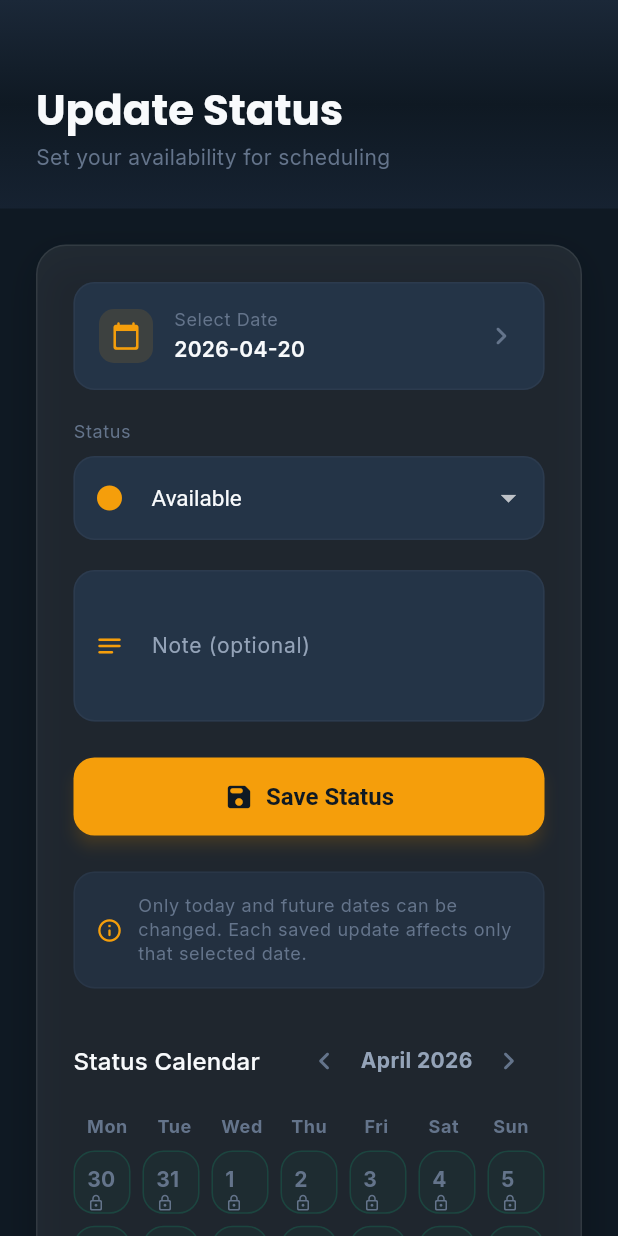
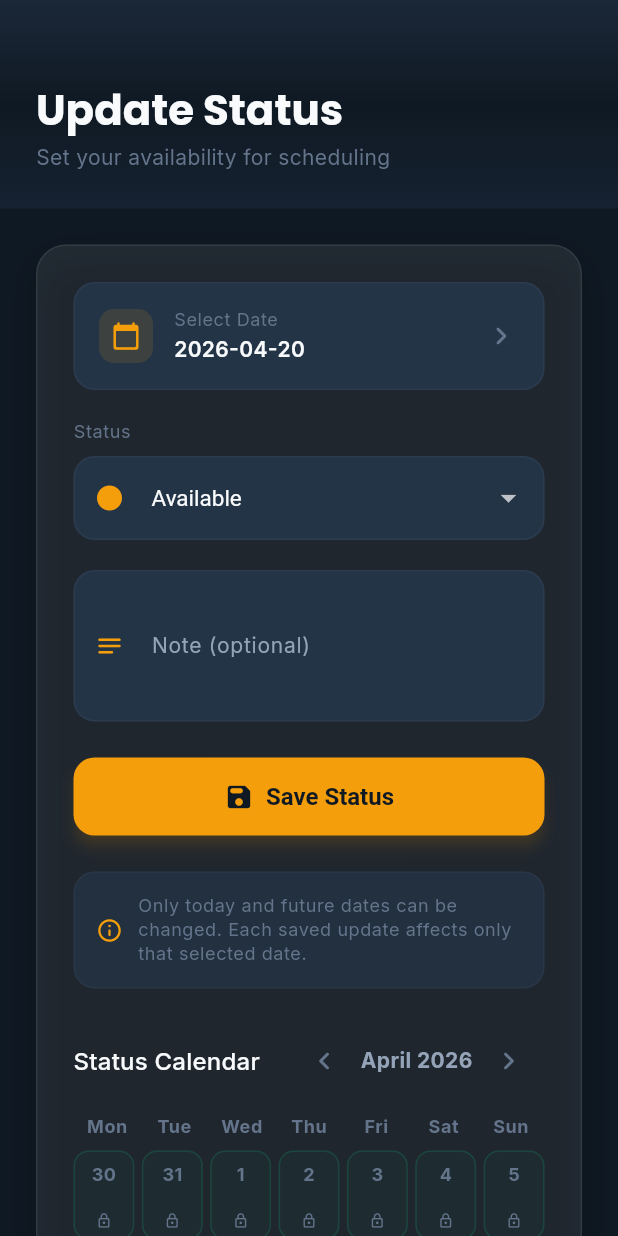
Before and after one commit to Pabi691/cjjoinery, a Flutter app: the _StatusTab widget shown alone on an empty page, opened directly with empty values, on a phone screen of 412 x 824 dp. Run offline on Flutter 3.47's test engine with Material 3 defaults, Android fonts, the phone set to English and light mode, and no system bars; our stand-ins replace flutter_map, geocoding, geolocator, google_fonts, image_picker, latlong2 and 1 more; accounts and stored records are empty.

Commit message:
ui fixed

```diff
--- a/mobile-app/lib/screens/dashboard_screen.dart
+++ b/mobile-app/lib/screens/dashboard_screen.dart
@@ -859,26 +859,26 @@ class _HomeStatusCalendar extends StatelessWidget {
 
               return Expanded(
                 child: Container(
-                  margin: const EdgeInsets.symmetric(horizontal: 3),
-                  padding:
-                      const EdgeInsets.symmetric(vertical: 12, horizontal: 6),
+                  margin: const EdgeInsets.symmetric(horizontal: 2),
+                  padding: const EdgeInsets.symmetric(vertical: 10, horizontal: 4),
                   decoration: BoxDecoration(
-                    color: _statusColor(status).withOpacity(0.12),
-                    borderRadius: BorderRadius.circular(14),
+                    color: _statusColor(status).withValues(alpha: 0.12),
+                    borderRadius: BorderRadius.circular(12),
                     border: Border.all(
                       color: isToday
                           ? AppColors.amber
-                          : _statusColor(status).withOpacity(0.2),
+                          : _statusColor(status).withValues(alpha: 0.2),
                     ),
                   ),
                   child: Column(
                     children: [
                       Text(
-                        DateFormat('E').format(day),
-                        style: Theme.of(context).textTheme.bodySmall?.copyWith(
-                              color: AppColors.textMuted,
-                              fontWeight: FontWeight.w700,
-                            ),
+                        DateFormat('EEEEE').format(day),
+                        style: const TextStyle(
+                          color: AppColors.textMuted,
+                          fontWeight: FontWeight.w700,
+                          fontSize: 11,
+                        ),
                       ),
                       const SizedBox(height: 4),
                       Text(
@@ -886,13 +886,13 @@ class _HomeStatusCalendar extends StatelessWidget {
                         style: const TextStyle(
                           color: AppColors.textPrimary,
                           fontWeight: FontWeight.w700,
-                          fontSize: 16,
+                          fontSize: 15,
                         ),
                       ),
-                      const SizedBox(height: 8),
+                      const SizedBox(height: 6),
                       Container(
-                        width: 10,
-                        height: 10,
+                        width: 8,
+                        height: 8,
                         decoration: BoxDecoration(
                           shape: BoxShape.circle,
                           color: _statusColor(status),
@@ -1362,9 +1362,9 @@ class _StatusTabState extends State<_StatusTab> {
                   itemCount: calendarDays.length,
                   gridDelegate: const SliverGridDelegateWithFixedCrossAxisCount(
                     crossAxisCount: 7,
-                    mainAxisSpacing: 8,
-                    crossAxisSpacing: 8,
-                    childAspectRatio: 0.9,
+                    mainAxisSpacing: 5,
+                    crossAxisSpacing: 5,
+                    childAspectRatio: 0.68,
                   ),
                   itemBuilder: (context, index) {
                     final day = calendarDays[index];
@@ -1373,6 +1373,14 @@ class _StatusTabState extends State<_StatusTab> {
                     final isToday = _dateKey(day) == _dateKey(DateTime.now());
                     final isSelected = _dateKey(day) == _dateKey(_selectedDate);
                     final isPast = _isPastDate(day);
+
+                    String shortStatus(String s) {
+                      switch (s.toLowerCase()) {
+                        case 'available': return 'Avail.';
+                        case 'on leave': return 'Leave';
+                        default: return s;
+                      }
+                    }
 
                     return GestureDetector(
                       onTap: isPast
@@ -1384,12 +1392,12 @@ class _StatusTabState extends State<_StatusTab> {
                               });
                             },
                       child: Container(
-                        padding: const EdgeInsets.all(8),
+                        padding: const EdgeInsets.symmetric(horizontal: 3, vertical: 6),
                         decoration: BoxDecoration(
                           color: _statusColor(status).withOpacity(
                             isPast ? 0.04 : (inMonth ? 0.14 : 0.06),
                           ),
-                          borderRadius: BorderRadius.circular(14),
+                          borderRadius: BorderRadius.circular(10),
                           border: Border.all(
                             color: isSelected
                                 ? AppColors.amber
@@ -1400,11 +1408,12 @@ class _StatusTabState extends State<_StatusTab> {
                           ),
                         ),
                         child: Column(
-                          crossAxisAlignment: CrossAxisAlignment.start,
+                          mainAxisAlignment: MainAxisAlignment.spaceBetween,
                           children: [
                             Text(
                               '${day.day}',
                               style: TextStyle(
+                                fontSize: 12,
                                 color: inMonth
                                     ? (isPast
                                         ? AppColors.textMuted
@@ -1413,21 +1422,21 @@ class _StatusTabState extends State<_StatusTab> {
                                 fontWeight: FontWeight.w700,
                               ),
                             ),
-                            const Spacer(),
                             if (isPast)
                               const Icon(
                                 Icons.lock_outline_rounded,
-                                size: 12,
+                                size: 11,
                                 color: AppColors.textMuted,
                               )
                             else
                               Text(
-                                status,
+                                shortStatus(status),
                                 maxLines: 2,
+                                textAlign: TextAlign.center,
                                 overflow: TextOverflow.ellipsis,
                                 style: TextStyle(
-                                  fontSize: 10,
-                                  height: 1.1,
+                                  fontSize: 9,
+                                  height: 1.2,
                                   color: _statusColor(status),
                                   fontWeight: FontWeight.w700,
                                 ),
```
